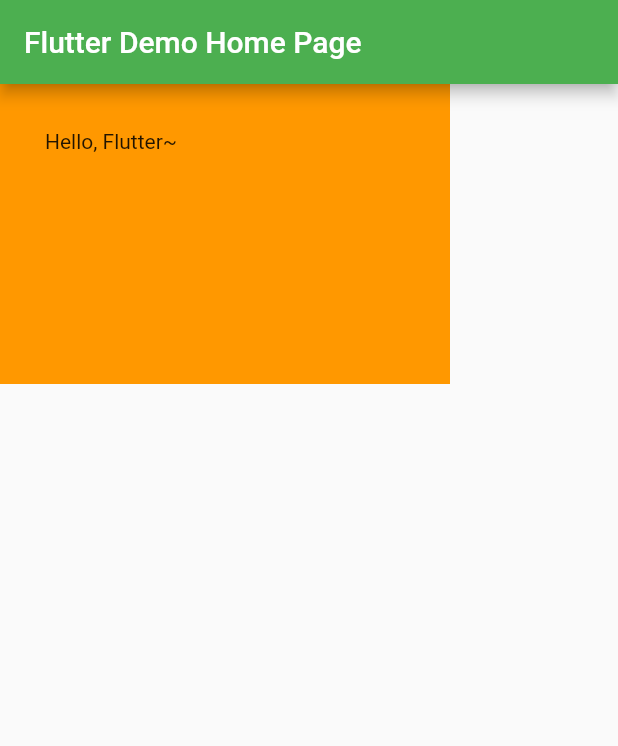
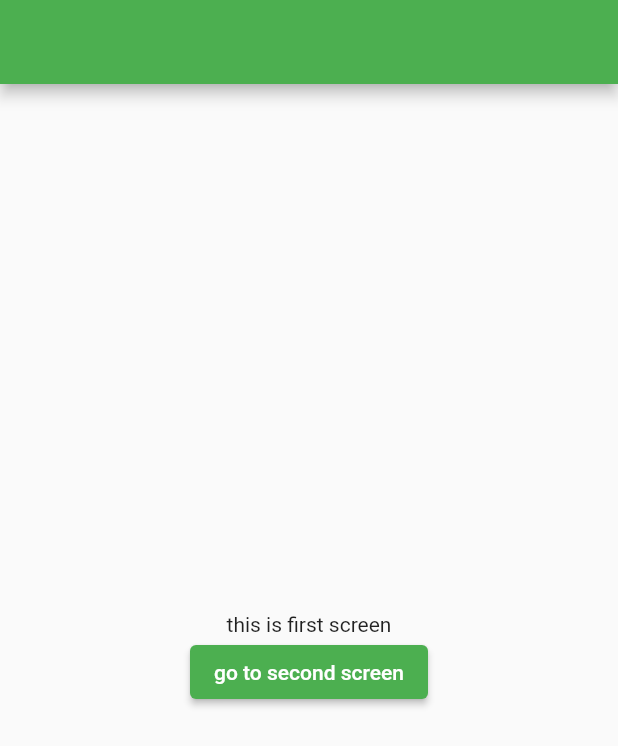
Before and after one commit to imiswest/Flutter_basic_01, a Flutter app: the screen it shows after launch, on a phone screen of 412 x 824 dp. Shown: the top 746 px of the screen. Run offline on Flutter 3.47's test engine with Material 2 defaults, Android fonts, the phone set to English and light mode, and no system bars.

Commit message:
~p.123 Page까지완료

```diff
--- a/lib/main.dart
+++ b/lib/main.dart
@@ -1,28 +1,45 @@
 import 'package:flutter/material.dart'; //material.dart라는 라이브러리 파일을 불러오는 과정
+import 'package:flutter_basic_01/screens/column_screen.dart'; //home 프로퍼티에 ColumnScreen 넣을 거기 때문에 import함
+import 'package:flutter_basic_01/screens/listview_screen.dart'; //home 프로퍼티에 ListviewScreen 넣을 거기 때문에 import함
+import 'package:flutter_basic_01/screens/button_screen.dart'; //home 프로퍼티에 ButtonScreen 넣을 거기 때문에 import함
+import 'package:flutter_basic_01/screens/first_screen.dart'; //home 프로퍼티에 FirstScreen 넣을 거기 때문에 import함
 
 void main() {
   runApp(const MyApp()); //MyApp이라는 위젯을 실행시킨다
 }
 
-class MyApp extends StatelessWidget { //extends를 통해서 상속
+class MyApp extends StatelessWidget {
+  //extends를 통해서 상속
   const MyApp({super.key});
 
   @override
-  Widget build(BuildContext context) { //모든 위젯들이 공통적으로 가지는 메서드(함수)
+  Widget build(BuildContext context) {
+    //모든 위젯들이 공통적으로 가지는 메서드(함수)
     //BuildContext : 모든 위젯이 가지고 있는 고유의 아이디값.
     // 모든 위젯들이 트리 형태로 구성돼 있을 때 각 위젯의 위치가 BuildContext가 되어 각 위젯마다 갖고 있게 됨
 
-    return MaterialApp( //MaterialApp이라는 메서드(함수)의 프로퍼티(하위내용) - title, theme, home
+    return MaterialApp(
+        //MaterialApp이라는 메서드(함수)의 프로퍼티(하위내용) - title, theme, home
         title: 'Flutter Demo',
         theme: ThemeData(
           primarySwatch: Colors.green, //전체 테마 색깔
         ),
-      home: MyHomePage(title: 'Flutter Demo Home Page') //첫 화면을 나타내는 위젯
+        //home: MyHomePage(title:'Flutter Demo Home Page'),//첫 화면을 나타내는 위젯
+        //home: ColumnScreen(title:'Flutter Demo Column Screen'),
+        //home: ListviewScreen(title:'Flutter Demo Listview Screen'),
+        //home: ButtonScreen(title:'Flutter Demo Button Screen'),
+        home: FirstScreen()
         );
   }
 }
 
-class MyHomePage extends StatelessWidget { //StatelessWidget을 상속받음
+
+
+
+/// 2.3 기본 위젯 사용법
+
+class MyHomePage extends StatelessWidget {
+  //StatelessWidget을 상속받음
   final String title; //MyHomePage의 프로퍼티
   //final : 변경하지 않도록 함
 
@@ -31,32 +48,39 @@ class MyHomePage extends StatelessWidget { //StatelessWidget을 상속받음
   //this는 해당 객체 내의 값에 접근하기 위한 키워드
 
   @override
-  Widget build(BuildContext context){
-
-    return Scaffold( //Scaffold: 앱의 화면이 기본적으로 갖출 기능들을 선언해둔 위젯
+  Widget build(BuildContext context) {
+    return Scaffold(
+      //Scaffold: 앱의 화면이 기본적으로 갖출 기능들을 선언해둔 위젯
       appBar: AppBar(
         title: Text(
           title,
         ),
       ),
 
-      body: Container( /// Container 위젯으로 감싸는 이유 : padding, color(배경색), width&height 프로퍼티가 가능
+      body: Container(
+
+          /// Container 위젯으로 감싸는 이유 : padding, color(배경색), width&height 프로퍼티가 가능
+          /// Container은 child가 필수인 위젯
           /// (Text 위젯에는 padding 프로퍼티처럼 여백을 주는 기능이 없음)
           /// (Padding 위젯도 있음. 하지만 Padding 위젯은 프로퍼티로 padding과 child만이 가능)
-        child: Text('Hello, Flutter~'), //Container은 child가 필수인 위젯
+
+          child: Text(
+            //Text 위젯 안에는 style이라는 프로퍼티를 지정해 TextStyle이라는 위젯을 넣을 수 있음
+            'Hello, Flutter~',
+            style: TextStyle(
+              fontSize: 25,
+              color: Colors.purple,
+            ),
+          ),
           padding: EdgeInsets.all(30), //Container의 child 위젯에 적용될 여백을 설정할 수 있음
-        ///Padding의 종류 : .fromLTRB(좌,상,우,하 방향)  .only(한 방향에 대해서만 여백)  .symmetric(세로방향, 가로방향에 대한 여백 설정)
+          //Padding의 종류 : .fromLTRB(좌,상,우,하 방향)  .only(한 방향에 대해서만 여백)  .symmetric(세로방향, 가로방향에 대한 여백 설정)
           color: Colors.orange,
           width: 300,
-        height: 200
-      ),
-
-      // Center(
-      //   child: Text('Hello, Flutter!')
-      // ),
+          height: 100),
     );
   }
 }
 
-
 //프로퍼티는 소문자, 위젯은 대문자
+//한번에 주석화 하는 방법 : ctrl+/ (한번 더 누르면 한번에 주석취소 할 수 있음)
+//Scaffold는 (); 필수
--- /dev/null
+++ b/lib/screens/first_screen.dart
@@ -0,0 +1,39 @@
+import 'package:flutter/material.dart';
+import 'package:flutter_basic_01/screens/second_screen.dart';
+
+class FirstScreen extends StatelessWidget{
+  @override
+  Widget build(BuildContext context) {
+
+    return Scaffold(
+      appBar: AppBar(),
+      body: Center(
+        child: Column(
+          mainAxisAlignment: MainAxisAlignment.center,
+          children: [
+            Text('this is first screen'),
+            ElevatedButton(
+              onPressed: () {
+                Navigator.of(context).push(
+                  ///모든 화면 전환 관련 이벤트는 Navigator 위젯을 통해 처리
+                  //.push 앞까지는 현재 위젯인 Scaffold에서 이동을 시작하겠다는 뜻
+                  // push는 말 그대로 다음 화면을 쌓겠다는 의미
+                  MaterialPageRoute(builder: (BuildContext context) => SecondScreen(
+                    //새로운 화면인 SecondScreen을 빌드하는 방식으로 새 화면으로 이동하겠다는 내용
+                    screenData: 'Data from FirstScreen', //SecondScreen의 변수 값 전달
+                  ),
+
+                  ),
+                );
+              },
+              child: Text('go to second screen')
+            ),
+          ],
+        ),
+      ),
+    );
+  }
+}
+
+//Navigator의 끝에는 );을 달자
+//항상 코드 뒤에 쉼표 다는 습관을 들이기 > 그래야 reformat 버튼 눌렀을 때 이상한 배열이 안 됨
```
Also changed, not shown: lib/screens/button_screen.dart (added, +26 -0 lines), lib/screens/column_screen.dart (added, +43 -0 lines), lib/screens/listview_screen.dart (added, +43 -0 lines), lib/screens/second_screen.dart (added, +31 -0 lines). Lines whose indentation alone changed are shown as unchanged.
